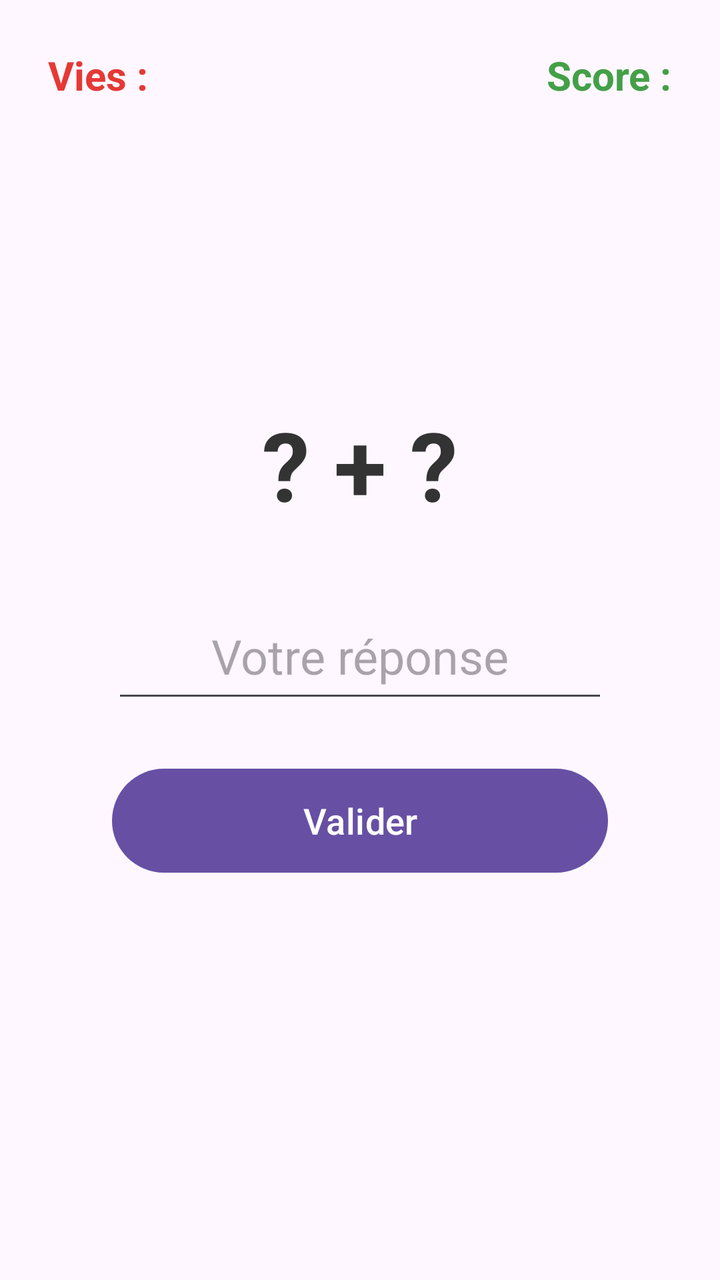
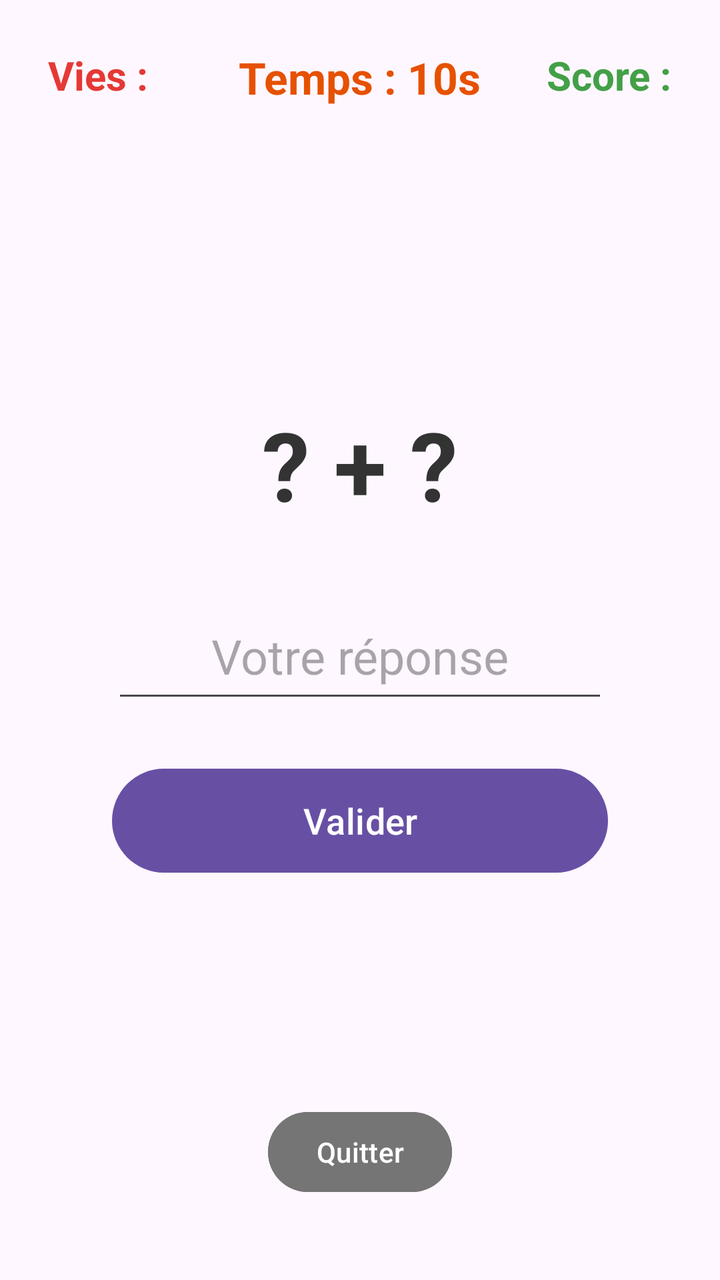

An Android layout rendered at two revisions. The XML below is the earlier revision; the diff shows what the commit changed to produce the second picture.
<!-- AndroidManifest.xml: application theme Theme.ProjetAndroid -->
<!-- res/layout/activity_game.xml -->
<?xml version="1.0" encoding="utf-8"?>
<androidx.constraintlayout.widget.ConstraintLayout xmlns:android="http://schemas.android.com/apk/res/android"
    xmlns:app="http://schemas.android.com/apk/res-auto"
    xmlns:tools="http://schemas.android.com/tools"
    android:layout_width="match_parent"
    android:layout_height="match_parent"
    android:padding="24dp"
    tools:context=".GameActivity">

    <TextView
        android:id="@+id/tvLives"
        android:layout_width="wrap_content"
        android:layout_height="wrap_content"
        android:text="@string/label_lives"
        android:textSize="20sp"
        android:textColor="#E53935"
        android:textStyle="bold"
        app:layout_constraintStart_toStartOf="parent"
        app:layout_constraintTop_toTopOf="parent" />

    <TextView
        android:id="@+id/tvScore"
        android:layout_width="wrap_content"
        android:layout_height="wrap_content"
        android:text="@string/label_score"
        android:textSize="20sp"
        android:textColor="#43A047"
        android:textStyle="bold"
        app:layout_constraintEnd_toEndOf="parent"
        app:layout_constraintTop_toTopOf="parent" />

    <TextView
        android:id="@+id/tvQuestion"
        android:layout_width="wrap_content"
        android:layout_height="wrap_content"
        android:text="@string/default_question"
        android:textSize="48sp"
        android:textStyle="bold"
        android:textColor="#333333"
        android:layout_marginBottom="32dp"
        app:layout_constraintBottom_toTopOf="@id/etAnswer"
        app:layout_constraintEnd_toEndOf="parent"
        app:layout_constraintStart_toStartOf="parent"
        app:layout_constraintTop_toTopOf="parent"
        app:layout_constraintVertical_chainStyle="packed" />

    <EditText
        android:id="@+id/etAnswer"
        android:layout_width="0dp"
        android:layout_height="60dp"
        android:hint="@string/hint_answer"
        android:inputType="numberSigned"
        android:gravity="center"
        android:textSize="24sp"
        android:layout_marginBottom="24dp"
        app:layout_constraintBottom_toTopOf="@id/btnSubmit"
        app:layout_constraintEnd_toEndOf="parent"
        app:layout_constraintStart_toStartOf="parent"
        app:layout_constraintTop_toBottomOf="@id/tvQuestion"
        android:layout_marginHorizontal="32dp"
        android:importantForAutofill="no"/>

    <Button
        android:id="@+id/btnSubmit"
        android:layout_width="0dp"
        android:layout_height="60dp"
        android:text="@string/btn_submit"
        android:textSize="18sp"
        app:layout_constraintBottom_toBottomOf="parent"
        app:layout_constraintEnd_toEndOf="parent"
        app:layout_constraintStart_toStartOf="parent"
        app:layout_constraintTop_toBottomOf="@id/etAnswer"
        android:layout_marginHorizontal="32dp"/>

</androidx.constraintlayout.widget.ConstraintLayout>
<!-- resources referenced by this layout -->
<resources>
  <string name="btn_submit">Valider</string>
  <string name="default_question">\? + \?</string>
  <string name="hint_answer">Votre réponse</string>
  <string name="label_lives">Vies :</string>
  <string name="label_score">Score :</string>
  <style name="Theme.ProjetAndroid" parent="Base.Theme.ProjetAndroid" />
  <style name="Base.Theme.ProjetAndroid" parent="Theme.Material3.DayNight.NoActionBar">
          
          
      </style>
</resources>

<!-- the commit's change to res/layout/activity_game.xml (unified diff, before → after) -->
@@ -72,4 +72,27 @@
         app:layout_constraintTop_toBottomOf="@id/etAnswer"
         android:layout_marginHorizontal="32dp"/>
 
+
+    <TextView
+        android:id="@+id/tvTimer"
+        android:layout_width="wrap_content"
+        android:layout_height="wrap_content"
+        android:text="Temps : 10s"
+        android:textSize="22sp"
+        android:textStyle="bold"
+        android:textColor="#E65100"
+        app:layout_constraintTop_toTopOf="parent"
+        app:layout_constraintStart_toStartOf="parent"
+        app:layout_constraintEnd_toEndOf="parent" />
+
+    <Button
+        android:id="@+id/btnQuitGame"
+        android:layout_width="wrap_content"
+        android:layout_height="wrap_content"
+        android:text="@string/btn_quit"
+        android:backgroundTint="#757575"
+        app:layout_constraintBottom_toBottomOf="parent"
+        app:layout_constraintStart_toStartOf="parent"
+        app:layout_constraintEnd_toEndOf="parent"
+        android:layout_marginBottom="16dp" />
 </androidx.constraintlayout.widget.ConstraintLayout>
<!-- resource entries referenced after the edit -->
@@ -1,5 +1,6 @@
 <!-- resources referenced by this layout -->
 <resources>
+  <string name="btn_quit">Quitter</string>
   <string name="btn_submit">Valider</string>
   <string name="default_question">\? + \?</string>
   <string name="hint_answer">Votre réponse</string>
